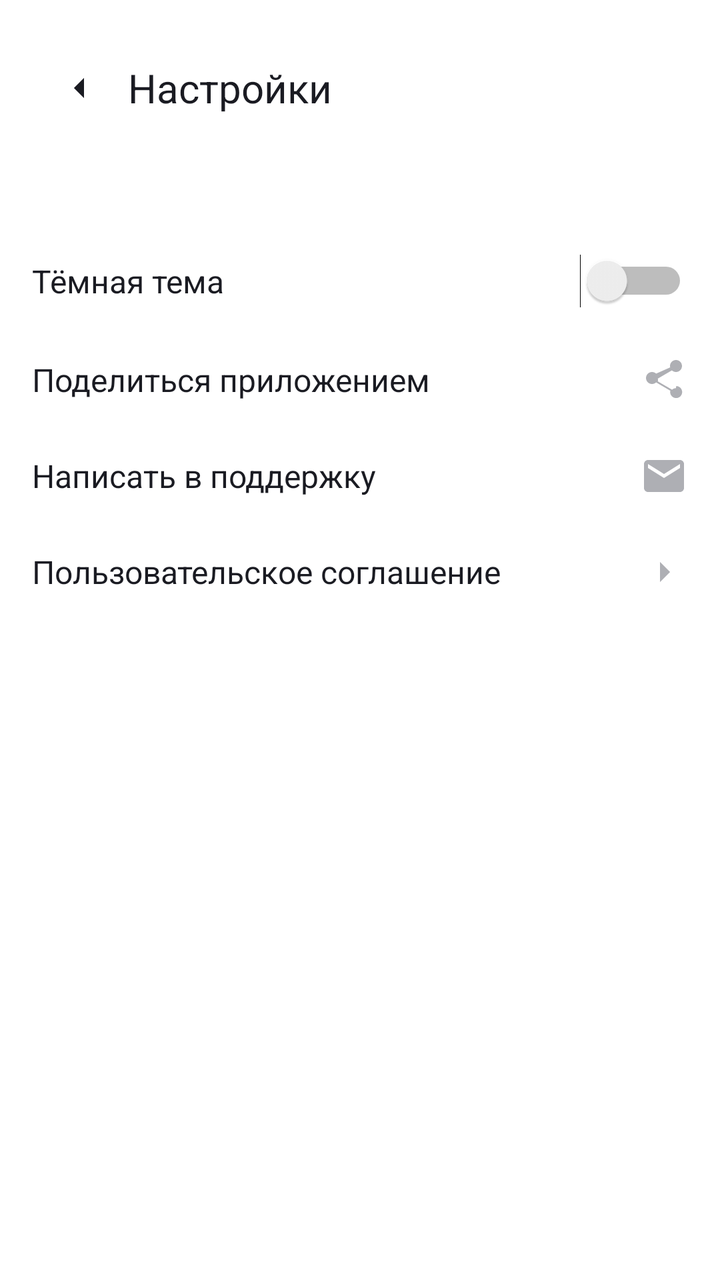
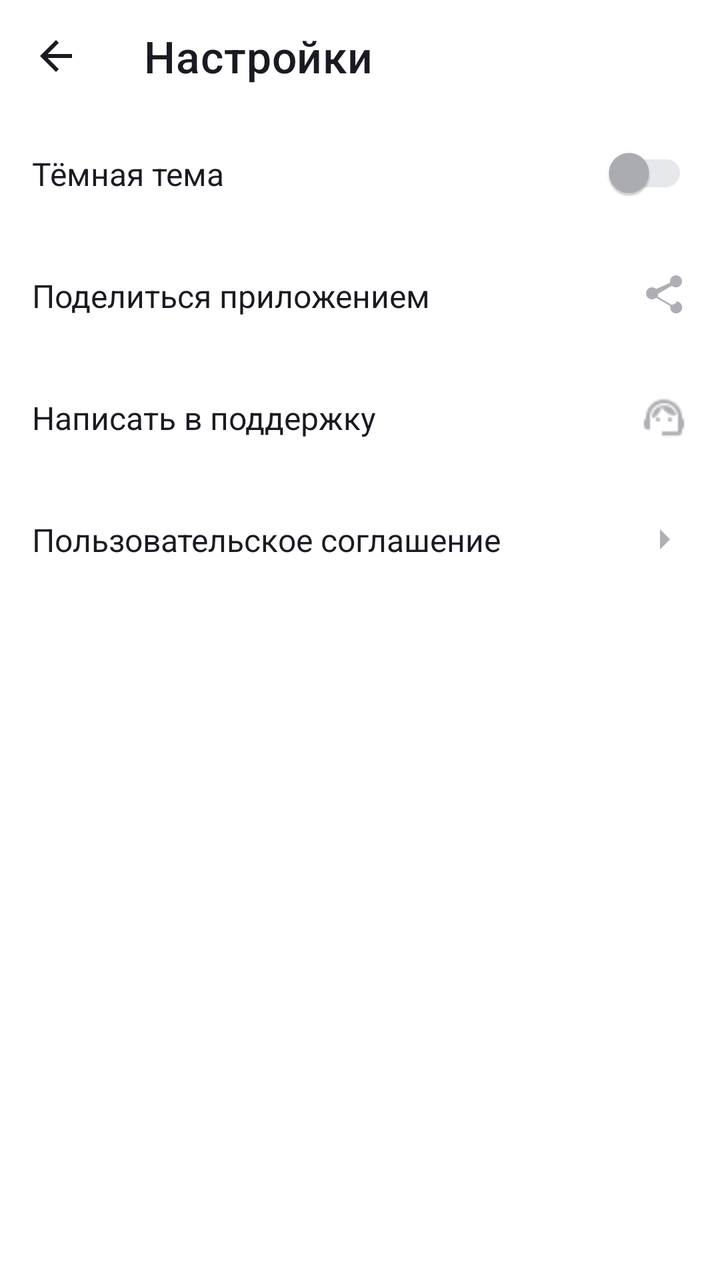

Two renders of the same Android screen: before a commit and after it. Below are the layout's source before the change and the commit's diff.
<!-- AndroidManifest.xml: application theme Theme.MaterialComponents.DayNight.NoActionBar -->
<!-- res/layout/activity_settings.xml -->
<?xml version="1.0" encoding="utf-8"?>
<LinearLayout xmlns:android="http://schemas.android.com/apk/res/android"
    xmlns:app="http://schemas.android.com/apk/res-auto"
    android:layout_width="match_parent"
    android:layout_height="match_parent"
    android:orientation="vertical"
    android:padding="16dp"
    android:background="@color/white">

    <LinearLayout
        android:layout_width="match_parent"
        android:layout_height="56dp"
        android:gravity="center_vertical">

        <ImageButton
            android:id="@+id/btn_back"
            android:layout_width="48dp"
            android:layout_height="48dp"
            android:background="@android:color/transparent"
            android:contentDescription="back"
            android:src="@drawable/ic_arrow_right"
            android:rotation="180"
            android:tint="@color/yp_black" />

        <TextView
            android:layout_width="wrap_content"
            android:layout_height="wrap_content"
            android:text="@string/settings_title"
            android:textSize="@dimen/settings_title_text_size"
            android:textColor="@color/yp_black" />

    </LinearLayout>

    <TextView
        android:layout_width="match_parent"
        android:layout_height="wrap_content"
        android:text=""
        android:textSize="@dimen/settings_title_text_size"
        android:textColor="@color/yp_black"
        android:paddingBottom="@dimen/button_spacing" />

    <LinearLayout
        android:layout_width="match_parent"
        android:layout_height="wrap_content"
        android:gravity="center_vertical"
        android:paddingTop="12dp"
        android:paddingBottom="12dp">

        <TextView
            android:layout_width="0dp"
            android:layout_height="wrap_content"
            android:layout_weight="1"
            android:text="@string/dark_theme"
            android:textColor="@color/yp_black"
            android:textSize="16sp" />

        <Switch
            android:id="@+id/switch_dark_theme"
            android:layout_width="wrap_content"
            android:layout_height="wrap_content" />
    </LinearLayout>

    <LinearLayout
        android:layout_width="match_parent"
        android:layout_height="wrap_content"
        android:gravity="center_vertical"
        android:paddingTop="12dp"
        android:paddingBottom="12dp">

        <TextView
            android:layout_width="0dp"
            android:layout_height="wrap_content"
            android:layout_weight="1"
            android:text="@string/share_app"
            android:textColor="@color/yp_black"
            android:textSize="16sp" />

        <ImageView
            android:layout_width="@dimen/settings_icon_size"
            android:layout_height="@dimen/settings_icon_size"
            android:src="@drawable/ic_share"
            android:tint="@color/yp_text_gray" />
    </LinearLayout>

    <LinearLayout
        android:layout_width="match_parent"
        android:layout_height="wrap_content"
        android:gravity="center_vertical"
        android:paddingTop="12dp"
        android:paddingBottom="12dp">

        <TextView
            android:layout_width="0dp"
            android:layout_height="wrap_content"
            android:layout_weight="1"
            android:text="@string/write_to_support"
            android:textColor="@color/yp_black"
            android:textSize="16sp" />

        <ImageView
            android:layout_width="@dimen/settings_icon_size"
            android:layout_height="@dimen/settings_icon_size"
            android:src="@drawable/ic_email"
            android:tint="@color/yp_text_gray" />
    </LinearLayout>

    <LinearLayout
        android:layout_width="match_parent"
        android:layout_height="wrap_content"
        android:gravity="center_vertical"
        android:paddingTop="12dp"
        android:paddingBottom="12dp">

        <TextView
            android:layout_width="0dp"
            android:layout_height="wrap_content"
            android:layout_weight="1"
            android:text="@string/user_agreement"
            android:textColor="@color/yp_black"
            android:textSize="16sp" />

        <ImageView
            android:layout_width="@dimen/settings_icon_size"
            android:layout_height="@dimen/settings_icon_size"
            android:src="@drawable/ic_arrow_right"
            android:tint="@color/yp_text_gray" />
    </LinearLayout>

</LinearLayout>
<!-- resources referenced by this layout -->
<resources>
  <color name="white">#FFFFFFFF</color>
  <color name="yp_black">#1A1B22</color>
  <color name="yp_text_gray">#AEAFB4</color>
  <dimen name="button_spacing">16dp</dimen>
  <dimen name="settings_icon_size">24dp</dimen>
  <dimen name="settings_title_text_size">20sp</dimen>
  <!-- drawable ic_arrow_right (drawable) -->
  <vector xmlns:android="http://schemas.android.com/apk/res/android" android:width="24dp" android:height="24dp" android:viewportWidth="24" android:viewportHeight="24">
      <path android:fillColor="#000000" android:pathData="M10,17l5,-5 -5,-5v10z"/>
  </vector>
  <!-- drawable ic_email (drawable) -->
  <vector xmlns:android="http://schemas.android.com/apk/res/android" android:width="24dp" android:height="24dp" android:viewportWidth="24" android:viewportHeight="24">
      <path android:fillColor="#000000" android:pathData="M20,4H4c-1.1,0 -2,0.9 -2,2v12c0,1.1 0.9,2 2,2h16c1.1,0 2,-0.9 2,-2V6c0,-1.1 -0.9,-2 -2,-2zm0,4l-8,5 -8,-5V6l8,5 8,-5v2z"/>
  </vector>
  <!-- drawable ic_share (drawable) -->
  <vector xmlns:android="http://schemas.android.com/apk/res/android" android:width="24dp" android:height="24dp" android:viewportWidth="24" android:viewportHeight="24">
      <path android:fillColor="#000000" android:pathData="M18,16.08c-0.76,0 -1.44,0.3 -1.96,0.77L8.91,12.7c0.05,-0.23 0.09,-0.46 0.09,-0.7s-0.03,-0.47 -0.09,-0.7l7.02,-4.11c0.54,0.5 1.25,0.81 2.06,0.81 1.66,0 3,-1.34 3,-3s-1.34,-3 -3,-3 -3,1.34 -3,3c0,0.24 0.03,0.47 0.09,0.7L8.06,8.81C7.52,8.31 6.81,8 6,8 4.34,8 3,9.34 3,11s1.34,3 3,3c0.81,0 1.52,-0.31 2.06,-0.81l7.12,4.18c-0.06,0.21 -0.1,0.43 -0.1,0.66 0,1.66 1.34,3 3,3s3,-1.34 3,-3 -1.34,-3 -3,-3z"/>
  </vector>
  <string name="dark_theme">Тёмная тема</string>
  <string name="settings_title">Настройки</string>
  <string name="share_app">Поделиться приложением</string>
  <string name="user_agreement">Пользовательское соглашение</string>
  <string name="write_to_support">Написать в поддержку</string>
</resources>

<!-- the commit's change to res/layout/activity_settings.xml (unified diff, before → after) -->
@@ -4,126 +4,68 @@
     android:layout_width="match_parent"
     android:layout_height="match_parent"
     android:orientation="vertical"
-    android:padding="16dp"
     android:background="@color/white">
 
-    <LinearLayout
+    <com.google.android.material.appbar.MaterialToolbar
+        android:id="@+id/toolbar"
         android:layout_width="match_parent"
         android:layout_height="56dp"
-        android:gravity="center_vertical">
+        android:minHeight="56dp"
+        app:title="@string/settings_title"
+        app:titleTextAppearance="@style/ToolbarTitle"
+        app:titleTextColor="@color/yp_black"
+        app:navigationIcon="@drawable/ic_arrow_back"
+        app:navigationIconTint="@color/yp_black" />
 
-        <ImageButton
-            android:id="@+id/btn_back"
-            android:layout_width="48dp"
-            android:layout_height="48dp"
-            android:background="@android:color/transparent"
-            android:contentDescription="back"
-            android:src="@drawable/ic_arrow_right"
-            android:rotation="180"
-            android:tint="@color/yp_black" />
+    <com.google.android.material.switchmaterial.SwitchMaterial
+        android:id="@+id/switch_dark_theme"
+        android:layout_width="match_parent"
+        android:layout_height="61dp"
+        android:gravity="center_vertical"
+        android:paddingHorizontal="16dp"
+        android:paddingVertical="20dp"
+        android:text="@string/dark_theme"
+        android:textSize="16sp"
+        android:textColor="@color/yp_black"
+        app:thumbTint="@color/switch_thumb_selector"
+        app:trackTint="@color/switch_track_selector" />
 
-        <TextView
-            android:layout_width="wrap_content"
-            android:layout_height="wrap_content"
-            android:text="@string/settings_title"
-            android:textSize="@dimen/settings_title_text_size"
-            android:textColor="@color/yp_black" />
+    <com.google.android.material.textview.MaterialTextView
+        android:layout_width="match_parent"
+        android:layout_height="61dp"
+        android:gravity="center_vertical"
+        android:paddingHorizontal="16dp"
+        android:paddingVertical="20dp"
+        android:text="@string/share_app"
+        android:textSize="16sp"
+        android:textColor="@color/yp_black"
+        android:drawableEnd="@drawable/ic_share"
+        android:drawablePadding="12dp"
+        android:drawableTint="@color/yp_text_gray" />
 
-    </LinearLayout>
+    <com.google.android.material.textview.MaterialTextView
+        android:layout_width="match_parent"
+        android:layout_height="61dp"
+        android:gravity="center_vertical"
+        android:paddingHorizontal="16dp"
+        android:paddingVertical="20dp"
+        android:text="@string/write_to_support"
+        android:textSize="16sp"
+        android:textColor="@color/yp_black"
+        android:drawableEnd="@drawable/ic_support"
+        android:drawablePadding="12dp" />
 
-    <TextView
+    <com.google.android.material.textview.MaterialTextView
         android:layout_width="match_parent"
-        android:layout_height="wrap_content"
-        android:text=""
-        android:textSize="@dimen/settings_title_text_size"
+        android:layout_height="61dp"
+        android:gravity="center_vertical"
+        android:paddingHorizontal="16dp"
+        android:paddingVertical="20dp"
+        android:text="@string/user_agreement"
+        android:textSize="16sp"
         android:textColor="@color/yp_black"
-        android:paddingBottom="@dimen/button_spacing" />
-
-    <LinearLayout
-        android:layout_width="match_parent"
-        android:layout_height="wrap_content"
-        android:gravity="center_vertical"
-        android:paddingTop="12dp"
-        android:paddingBottom="12dp">
-
-        <TextView
-            android:layout_width="0dp"
-            android:layout_height="wrap_content"
-            android:layout_weight="1"
-            android:text="@string/dark_theme"
-            android:textColor="@color/yp_black"
-            android:textSize="16sp" />
-
-        <Switch
-            android:id="@+id/switch_dark_theme"
-            android:layout_width="wrap_content"
-            android:layout_height="wrap_content" />
-    </LinearLayout>
-
-    <LinearLayout
-        android:layout_width="match_parent"
-        android:layout_height="wrap_content"
-        android:gravity="center_vertical"
-        android:paddingTop="12dp"
-        android:paddingBottom="12dp">
-
-        <TextView
-            android:layout_width="0dp"
-            android:layout_height="wrap_content"
-            android:layout_weight="1"
-            android:text="@string/share_app"
-            android:textColor="@color/yp_black"
-            android:textSize="16sp" />
-
-        <ImageView
-            android:layout_width="@dimen/settings_icon_size"
-            android:layout_height="@dimen/settings_icon_size"
-            android:src="@drawable/ic_share"
-            android:tint="@color/yp_text_gray" />
-    </LinearLayout>
-
-    <LinearLayout
-        android:layout_width="match_parent"
-        android:layout_height="wrap_content"
-        android:gravity="center_vertical"
-        android:paddingTop="12dp"
-        android:paddingBottom="12dp">
-
-        <TextView
-            android:layout_width="0dp"
-            android:layout_height="wrap_content"
-            android:layout_weight="1"
-            android:text="@string/write_to_support"
-            android:textColor="@color/yp_black"
-            android:textSize="16sp" />
-
-        <ImageView
-            android:layout_width="@dimen/settings_icon_size"
-            android:layout_height="@dimen/settings_icon_size"
-            android:src="@drawable/ic_email"
-            android:tint="@color/yp_text_gray" />
-    </LinearLayout>
-
-    <LinearLayout
-        android:layout_width="match_parent"
-        android:layout_height="wrap_content"
-        android:gravity="center_vertical"
-        android:paddingTop="12dp"
-        android:paddingBottom="12dp">
-
-        <TextView
-            android:layout_width="0dp"
-            android:layout_height="wrap_content"
-            android:layout_weight="1"
-            android:text="@string/user_agreement"
-            android:textColor="@color/yp_black"
-            android:textSize="16sp" />
-
-        <ImageView
-            android:layout_width="@dimen/settings_icon_size"
-            android:layout_height="@dimen/settings_icon_size"
-            android:src="@drawable/ic_arrow_right"
-            android:tint="@color/yp_text_gray" />
-    </LinearLayout>
+        android:drawableEnd="@drawable/ic_arrow_right"
+        android:drawablePadding="12dp"
+        android:drawableTint="@color/yp_text_gray" />
 
 </LinearLayout>
<!-- resource entries referenced after the edit -->
@@ -3,25 +3,33 @@
   <color name="white">#FFFFFFFF</color>
   <color name="yp_black">#1A1B22</color>
   <color name="yp_text_gray">#AEAFB4</color>
-  <dimen name="button_spacing">16dp</dimen>
-  <dimen name="settings_icon_size">24dp</dimen>
-  <dimen name="settings_title_text_size">20sp</dimen>
+  <!-- drawable ic_arrow_back (drawable) -->
+  <vector xmlns:android="http://schemas.android.com/apk/res/android"
+      android:width="24dp"
+      android:height="24dp"
+      android:viewportWidth="24"
+      android:viewportHeight="24">
+      <path
+          android:fillColor="#1A1B22"
+          android:pathData="M20,11H7.83l5.59,-5.59L12,4l-8,8 8,8 1.41,-1.41L7.83,13H20v-2z"/>
+  </vector>
   <!-- drawable ic_arrow_right (drawable) -->
   <vector xmlns:android="http://schemas.android.com/apk/res/android" android:width="24dp" android:height="24dp" android:viewportWidth="24" android:viewportHeight="24">
       <path android:fillColor="#000000" android:pathData="M10,17l5,-5 -5,-5v10z"/>
-  </vector>
-  <!-- drawable ic_email (drawable) -->
-  <vector xmlns:android="http://schemas.android.com/apk/res/android" android:width="24dp" android:height="24dp" android:viewportWidth="24" android:viewportHeight="24">
-      <path android:fillColor="#000000" android:pathData="M20,4H4c-1.1,0 -2,0.9 -2,2v12c0,1.1 0.9,2 2,2h16c1.1,0 2,-0.9 2,-2V6c0,-1.1 -0.9,-2 -2,-2zm0,4l-8,5 -8,-5V6l8,5 8,-5v2z"/>
   </vector>
   <!-- drawable ic_share (drawable) -->
   <vector xmlns:android="http://schemas.android.com/apk/res/android" android:width="24dp" android:height="24dp" android:viewportWidth="24" android:viewportHeight="24">
       <path android:fillColor="#000000" android:pathData="M18,16.08c-0.76,0 -1.44,0.3 -1.96,0.77L8.91,12.7c0.05,-0.23 0.09,-0.46 0.09,-0.7s-0.03,-0.47 -0.09,-0.7l7.02,-4.11c0.54,0.5 1.25,0.81 2.06,0.81 1.66,0 3,-1.34 3,-3s-1.34,-3 -3,-3 -3,1.34 -3,3c0,0.24 0.03,0.47 0.09,0.7L8.06,8.81C7.52,8.31 6.81,8 6,8 4.34,8 3,9.34 3,11s1.34,3 3,3c0.81,0 1.52,-0.31 2.06,-0.81l7.12,4.18c-0.06,0.21 -0.1,0.43 -0.1,0.66 0,1.66 1.34,3 3,3s3,-1.34 3,-3 -1.34,-3 -3,-3z"/>
   </vector>
+  <!-- drawable ic_support: png bitmap (drawable, 623 bytes) -->
   <string name="dark_theme">Тёмная тема</string>
   <string name="settings_title">Настройки</string>
   <string name="share_app">Поделиться приложением</string>
   <string name="user_agreement">Пользовательское соглашение</string>
   <string name="write_to_support">Написать в поддержку</string>
+  <style name="ToolbarTitle" parent="TextAppearance.MaterialComponents.Headline6">
+          <item name="android:textSize">22sp</item>
+          <item name="android:fontFamily">sans-serif-medium</item>
+      </style>
 </resources>
 
